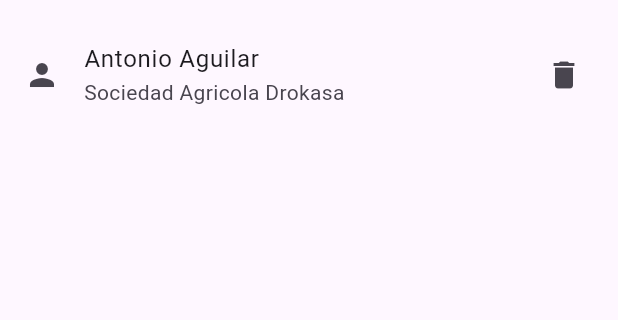
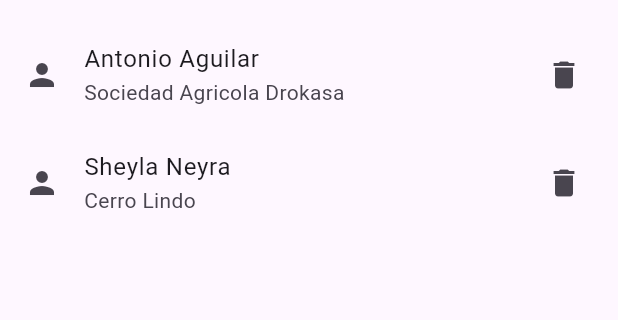
Before and after one commit to Ahrend03/flutter_matriculasapp, a Flutter app: the screen it shows after launch, on a phone screen of 412 x 824 dp, the part 63-383 px from its top. Run offline on Flutter 3.47's test engine with Material 3 defaults, Android fonts, the phone set to English and light mode, and no system bars.

Commit message:
Class Alumno y Matricula

```diff
--- /dev/null
+++ b/lib/models/alumno_model.dart
@@ -0,0 +1,9 @@
+class Alumno{
+  String nombre;
+  String correo;
+  String dni;
+
+  Alumno(this.nombre,this.correo,this.dni);
+
+
+}
--- /dev/null
+++ b/lib/models/matricula_model.dart
@@ -0,0 +1,8 @@
+import 'package:flutter_matriculasapp/models/alumno_model.dart';
+
+class Matricula{
+  Alumno alumno;
+  String? fecha;
+  String hora;
+  Matricula({required this.alumno,this.fecha,this.hora = "10:00"});
+}
--- /dev/null
+++ b/lib/pages/alumno_card.dart
@@ -0,0 +1,27 @@
+import 'package:flutter/material.dart';
+
+class AlumnoCard extends StatelessWidget{
+  String name;
+  String institucion;
+
+AlumnoCard({required this.name, required this.institucion});
+
+  @override
+  Widget build(BuildContext context) {
+    // TODO: implement build
+    return ListTile(leading: Icon(Icons.person),
+          title: Text(name),
+          subtitle:  Text(institucion),
+          trailing:
+           GestureDetector(
+            child: Icon(Icons.delete),
+              onTap: (){
+                print("Hola");
+              },
+              onDoubleTap: (){
+                print("Doble Tap");
+              },
+            ),
+        );
+  }
+}
--- a/lib/pages/matricula_page.dart
+++ b/lib/pages/matricula_page.dart
@@ -1,27 +1,19 @@
 import 'package:flutter/material.dart';
+import 'package:flutter_matriculasapp/models/matricula_model.dart';
+import 'package:flutter_matriculasapp/pages/alumno_card.dart';
+import 'package:flutter_matriculasapp/models/alumno_model.dart';
 
 class MatriculaPage extends StatelessWidget{
+  Matricula nuevomatricola = new Matricula(alumno: Alumno("Jeremy", "jeremy@gmail.com", "45858565"),
+  fecha: "26/05/2024");
   @override
   Widget build(BuildContext context){
     return Scaffold(
       appBar: AppBar(title: Text("Matricula"),
       ),
       body: Column(children: [
-        ListTile(
-          leading: Icon(Icons.person),
-          title: Text("Antonio Aguilar"),
-          subtitle:  Text("Sociedad Agricola Drokasa"),
-          trailing:
-           GestureDetector(
-            child: Icon(Icons.delete),
-              onTap: (){
-                print("Hola");
-              },
-              onDoubleTap: (){
-                print("Doble Tap");
-              },
-            ),
-        ),
+        AlumnoCard(name:"Antonio Aguilar", institucion:"Sociedad Agricola Drokasa"),
+        AlumnoCard(name: "Sheyla Neyra",institucion: "Cerro Lindo"),
       ],),
     );
   }
```
